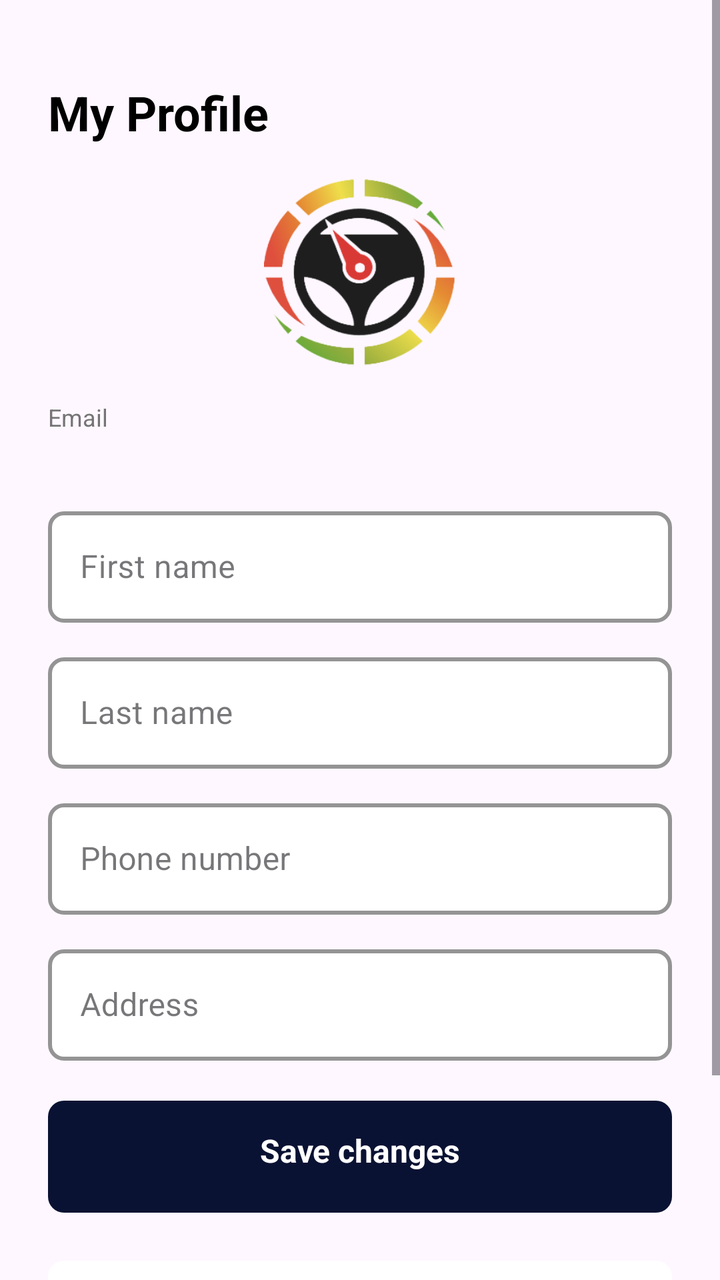
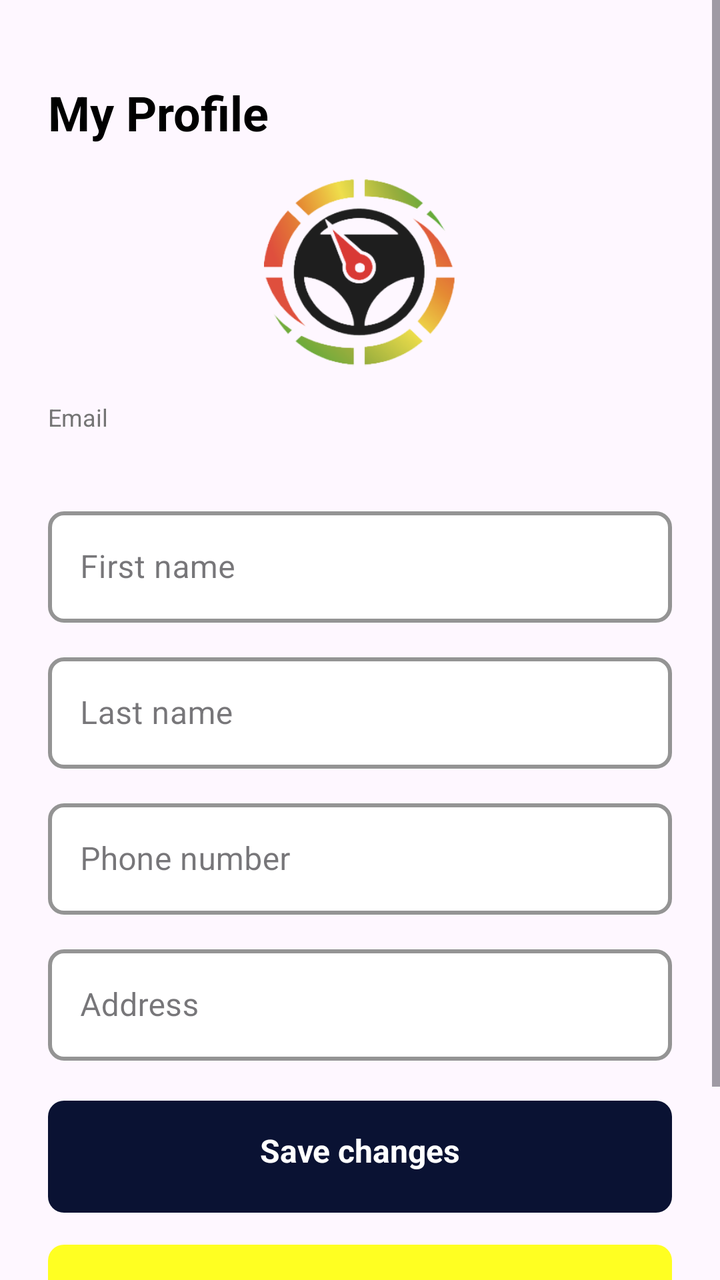

Compare the two renders of this Android layout. The source of the first and the diff that turns it into the second are given below.
<!-- AndroidManifest.xml: application theme Base.Theme.Team20TimDjordjina -->
<!-- res/layout/activity_profile.xml -->
<?xml version="1.0" encoding="utf-8"?>
<ScrollView xmlns:android="http://schemas.android.com/apk/res/android"
    android:id="@+id/profile_root"
    android:layout_width="match_parent"
    android:layout_height="match_parent"
    android:fillViewport="true">
    
    <LinearLayout
        android:layout_width="match_parent"
        android:layout_height="wrap_content"
        android:orientation="vertical"
        android:padding="24dp">
        
        <TextView
            android:layout_width="match_parent"
            android:layout_height="wrap_content"
            android:layout_marginTop="16dp"
            android:layout_marginBottom="16dp"
            android:text="@string/my_profile"
            android:textColor="@color/black"
            android:textSize="24sp"
            android:textStyle="bold" />
        
        <ImageView
            android:id="@+id/ivProfilePicture"
            android:layout_width="96dp"
            android:layout_height="96dp"
            android:layout_gravity="center_horizontal"
            android:layout_marginBottom="16dp"
            android:contentDescription="@string/profile_picture"
            android:src="@drawable/rideon_logo" />

        <ProgressBar
            android:id="@+id/progressProfile"
            android:layout_width="match_parent"
            android:layout_height="wrap_content"
            android:layout_gravity="center_horizontal"
            android:visibility="gone" />

        <TextView
            android:id="@+id/tvPendingApproval"
            android:layout_width="match_parent"
            android:layout_height="wrap_content"
            android:layout_marginBottom="12dp"
            android:background="#FFF3CD"
            android:padding="12dp"
            android:text="@string/changes_pending_approval"
            android:textColor="#856404"
            android:visibility="gone" />

        
        <TextView
            android:layout_width="match_parent"
            android:layout_height="wrap_content"
            android:text="@string/email"
            android:textColor="#757575"
            android:textSize="12sp" />

        <TextView
            android:id="@+id/tvEmailValue"
            android:layout_width="match_parent"
            android:layout_height="wrap_content"
            android:layout_marginBottom="12dp"
            android:textColor="#000000"
            android:textSize="16sp" />

        <com.google.android.material.textfield.TextInputLayout
            android:id="@+id/tilFirstName"
            android:layout_width="match_parent"
            android:layout_height="wrap_content"
            android:layout_marginBottom="12dp">
            
            <com.google.android.material.textfield.TextInputEditText
                android:id="@+id/etFirstName"
                android:layout_width="match_parent"
                android:layout_height="wrap_content"
                android:hint="@string/first_name"
                android:inputType="textPersonName" />
        </com.google.android.material.textfield.TextInputLayout>

        <com.google.android.material.textfield.TextInputLayout
            android:id="@+id/tilLastName"
            android:layout_width="match_parent"
            android:layout_height="wrap_content"
            android:layout_marginBottom="12dp">

            <com.google.android.material.textfield.TextInputEditText
                android:id="@+id/etLastName"
                android:layout_width="match_parent"
                android:layout_height="wrap_content"
                android:hint="@string/last_name"
                android:inputType="textPersonName" />
        </com.google.android.material.textfield.TextInputLayout>

        <com.google.android.material.textfield.TextInputLayout
            android:id="@+id/tilPhone"
            android:layout_width="match_parent"
            android:layout_height="wrap_content"
            android:layout_marginBottom="12dp">

            <com.google.android.material.textfield.TextInputEditText
                android:id="@+id/etPhone"
                android:layout_width="match_parent"
                android:layout_height="wrap_content"
                android:hint="@string/phone_number"
                android:inputType="phone" />
        </com.google.android.material.textfield.TextInputLayout>

        <com.google.android.material.textfield.TextInputLayout
            android:id="@+id/tilAddress"
            android:layout_width="match_parent"
            android:layout_height="wrap_content"
            android:layout_marginBottom="12dp">

            <com.google.android.material.textfield.TextInputEditText
                android:id="@+id/etAddress"
                android:layout_width="match_parent"
                android:layout_height="wrap_content"
                android:hint="@string/address"
                android:inputType="textPostalAddress" />
        </com.google.android.material.textfield.TextInputLayout>

        
        <LinearLayout
            android:id="@+id/driverSection"
            android:layout_width="match_parent"
            android:layout_height="wrap_content"
            android:orientation="vertical"
            android:visibility="gone">

            <View
                android:layout_width="match_parent"
                android:layout_height="1dp"
                android:layout_marginTop="8dp"
                android:layout_marginBottom="12dp"
                android:background="#E0E0E0" />
            
            <TextView
                android:layout_width="match_parent"
                android:layout_height="wrap_content"
                android:text="@string/driver_info"
                android:textColor="@color/black"
                android:textSize="16sp"
                android:textStyle="bold" />
            
            <TextView
                android:id="@+id/tvWorkingHours"
                android:layout_width="match_parent"
                android:layout_height="wrap_content"
                android:layout_marginTop="8dp"
                android:textColor="@color/black" />

            <TextView
                android:id="@+id/tvVehicleInfo"
                android:layout_width="match_parent"
                android:layout_height="wrap_content"
                android:layout_marginTop="4dp"
                android:layout_marginBottom="8dp"
                android:textColor="@color/black" />
        </LinearLayout>

        <TextView
            android:id="@+id/tvProfileError"
            style="@style/FormErrorText" />

        <Button
            android:id="@+id/btnSaveProfile"
            style="@style/FormPrimaryButton"
            android:layout_width="match_parent"
            android:layout_marginTop="8dp"
            android:background="@drawable/button_background"
            android:text="@string/save_profile"
            android:textColor="@color/white" />
        
        <Button
            android:id="@+id/btnChangePassword"
            android:layout_width="match_parent"
            android:layout_height="wrap_content"
            android:layout_marginTop="8dp"
            android:text="@string/change_password" />
        
        <Button
            android:id="@+id/btnLogout"
            android:layout_width="match_parent"
            android:layout_height="wrap_content"
            android:layout_marginTop="8dp"
            android:text="@string/logout" />

    </LinearLayout>
</ScrollView>
<!-- resources referenced by this layout -->
<resources>
  <color name="black">#FF000000</color>
  <color name="white">#FFFFFFFF</color>
  <!-- drawable button_background (drawable) -->
  <?xml version="1.0" encoding="utf-8"?>
  <shape xmlns:android="http://schemas.android.com/apk/res/android"
      android:shape="rectangle">
      <corners android:radius="8dp" />
      <solid android:color="#0A1233" />
  </shape>
  <string name="address">Address</string>
  <string name="change_password">Change password</string>
  <string name="changes_pending_approval">Your changes are awaiting administrator approval.</string>
  <string name="driver_info">Driver information</string>
  <string name="email">Email</string>
  <string name="first_name">First name</string>
  <string name="last_name">Last name</string>
  <string name="logout">Log out</string>
  <string name="my_profile">My Profile</string>
  <string name="phone_number">Phone number</string>
  <string name="profile_picture">profile picture</string>
  <string name="save_profile">Save changes</string>
  <style name="FormErrorText">
          <item name="android:layout_width">match_parent</item>
          <item name="android:layout_height">wrap_content</item>
  
          <item name="android:textSize">12sp</item>
          <item name="android:textColor">@color/error</item>
  
          <item name="android:layout_marginTop">@dimen/space_xs</item>
          <item name="android:layout_marginBottom">@dimen/space_sm</item>
  
          <item name="android:visibility">gone</item>
      </style>
  <style name="Base.Theme.Team20TimDjordjina" parent="Theme.Material3.DayNight.NoActionBar">
          
          <item name="colorPrimary">@color/primary</item>
          <item name="colorSecondary">@color/secondary</item>
  
          
          <item name="android:statusBarColor">@color/primary</item>
  
          
          <item name="textInputStyle">@style/TextInputLayoutStyle</item>
          <item name="editTextStyle">@style/FormInputEditText</item>
  
          
          <item name="materialButtonStyle">@style/FormPrimaryButton</item>
      </style>
  <color name="error">#FF4D4D</color>
  <dimen name="space_xs">4dp</dimen>
  <dimen name="space_sm">8dp</dimen>
  <dimen name="btn_height">56dp</dimen>
  <!-- drawable button_background_lite (drawable) -->
  <?xml version="1.0" encoding="utf-8"?>
  <shape xmlns:android="http://schemas.android.com/apk/res/android"
      android:shape="rectangle">
      <corners android:radius="@dimen/radius_md" />
      <solid android:color="@color/white" />
  </shape>
  <dimen name="btn_top_padding">14dp</dimen>
  <dimen name="btn_bottom_padding">14dp</dimen>
  <dimen name="space_md">16dp</dimen>
  <color name="primary">#FF000000</color>
  <color name="secondary">#999999</color>
  <style name="TextInputLayoutStyle" parent="Widget.MaterialComponents.TextInputLayout.OutlinedBox">
  
          <item name="boxStrokeColor">@color/box_stroke</item>
          <item name="boxStrokeWidth">2dp</item>
          <item name="boxCornerRadiusTopStart">8dp</item>
          <item name="boxCornerRadiusTopEnd">8dp</item>
          <item name="boxCornerRadiusBottomStart">8dp</item>
          <item name="boxCornerRadiusBottomEnd">8dp</item>
          <item name="hintTextColor">@color/text_hint</item>
          <item name="boxBackgroundColor">@color/white</item>
      </style>
  <style name="FormInputEditText">
          <item name="android:textColor">@color/input_text</item>
          <item name="android:textColorHint">@color/text_hint</item>
          <item name="android:padding">16dp</item>
      </style>
  <dimen name="radius_md">8dp</dimen>
  <color name="box_stroke">#CCCCCC</color>
  <color name="text_hint">#999999</color>
  <color name="input_text">#000000</color>
  <!-- unchanged entries left out for length: 2 -->
</resources>

<!-- the commit's change to res/layout/activity_profile.xml (unified diff, before → after) -->
@@ -42,10 +42,10 @@
             android:layout_width="match_parent"
             android:layout_height="wrap_content"
             android:layout_marginBottom="12dp"
-            android:background="#FFF3CD"
+            android:background="@color/barley_white"
             android:padding="12dp"
             android:text="@string/changes_pending_approval"
-            android:textColor="#856404"
+            android:textColor="@color/aligator"
             android:visibility="gone" />
 
         
@@ -53,7 +53,7 @@
             android:layout_width="match_parent"
             android:layout_height="wrap_content"
             android:text="@string/email"
-            android:textColor="#757575"
+            android:textColor="@color/grey"
             android:textSize="12sp" />
 
         <TextView
@@ -61,7 +61,7 @@
             android:layout_width="match_parent"
             android:layout_height="wrap_content"
             android:layout_marginBottom="12dp"
-            android:textColor="#000000"
+            android:textColor="@color/black"
             android:textSize="16sp" />
 
         <com.google.android.material.textfield.TextInputLayout
@@ -133,7 +133,7 @@
                 android:layout_height="1dp"
                 android:layout_marginTop="8dp"
                 android:layout_marginBottom="12dp"
-                android:background="#E0E0E0" />
+                android:background="@color/light_grey" />
             
             <TextView
                 android:layout_width="match_parent"
@@ -176,7 +176,7 @@
             android:id="@+id/btnChangePassword"
             android:layout_width="match_parent"
             android:layout_height="wrap_content"
-            android:layout_marginTop="8dp"
+            android:backgroundTint="@color/yellow"
             android:text="@string/change_password" />
         
         <Button
@@ -184,6 +184,7 @@
             android:layout_width="match_parent"
             android:layout_height="wrap_content"
             android:layout_marginTop="8dp"
+            android:backgroundTint="@color/red"
             android:text="@string/logout" />
 
     </LinearLayout>
<!-- resource entries referenced after the edit -->
@@ -1,7 +1,13 @@
 <!-- resources referenced by this layout -->
 <resources>
+  <color name="aligator">#856404</color>
+  <color name="barley_white">#FFF3CD</color>
   <color name="black">#FF000000</color>
+  <color name="grey">#757575</color>
+  <color name="light_grey">#E0E0E0</color>
+  <color name="red">#C62828</color>
   <color name="white">#FFFFFFFF</color>
+  <color name="yellow">#FFFF22</color>
   <!-- drawable button_background (drawable) -->
   <?xml version="1.0" encoding="utf-8"?>
   <shape xmlns:android="http://schemas.android.com/apk/res/android"
